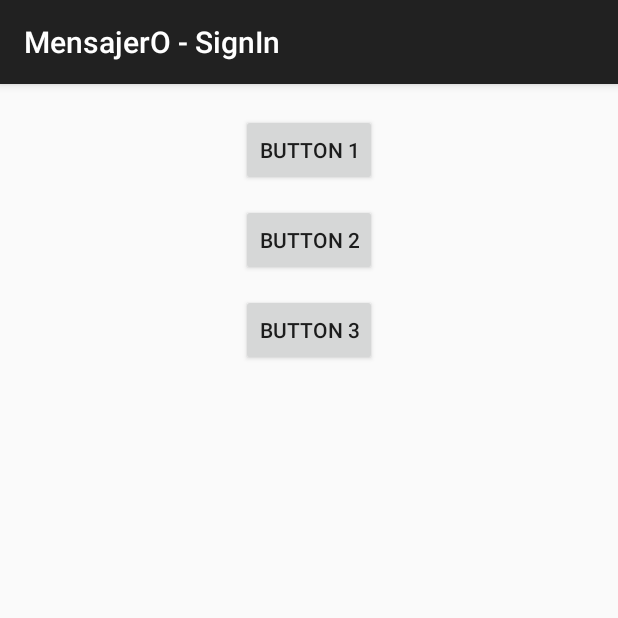
After one commit to marianorodriguez/75.52-MensajerO, an Android app: the SignInActivity screen opened directly, with no data from a screen before it, on a phone screen of 412 x 824 dp, the top half of it. The commit adds this screen. Run offline under Robolectric (Android 15) with nearby library versions, the phone set to English and light mode, and no system bars.

Commit message:
activities creadas. Algunas relaciones entre ellas seteadas

```diff
--- /dev/null
+++ b/src/client/mensajerO/app/src/main/java/com/example/fernando/myapplication/SignInActivity.java
@@ -0,0 +1,72 @@
+package com.example.fernando.myapplication;
+
+import android.content.Intent;
+import android.os.Bundle;
+import android.support.v7.app.ActionBarActivity;
+import android.view.View;
+import android.widget.Button;
+import android.widget.TextView;
+
+/**
+ * Created by fernando on 07/04/15.
+ */
+public class SignInActivity extends ActionBarActivity implements View.OnClickListener{
+
+    @Override
+    protected void onCreate(Bundle savedInstanceState) {
+        super.onCreate(savedInstanceState);
+
+        // Tell the activity which XML layout is right
+        setContentView(R.layout.activity);
+
+        Button button1 = (Button) findViewById(R.id.button1);
+        button1.setOnClickListener(this);
+
+        Button button2 = (Button) findViewById(R.id.button2);
+        button2.setOnClickListener(this);
+
+        Button button3 = (Button) findViewById(R.id.button3);
+        button3.setOnClickListener(this);
+
+        // Enable the "Up" button for more navigation options
+//        getActionBar().setDisplayHomeAsUpEnabled(true);
+    }
+
+    @Override
+    public void onClick(View v) {
+
+        if (v.getId() == R.id.button1) {
+
+            // create an Intent to take you over to a new DetailActivity
+            Intent chatsHall = new Intent(this, ChatsHallActivity.class);
+
+            // pack away the data about the cover
+            // into your Intent before you head out
+            chatsHall.putExtra("coverID", "undato");
+
+            // TODO: add any other data you'd like as Extras
+
+            // start the next Activity using your prepared Intent
+            startActivity(chatsHall);
+            finish();
+
+        } else if (v.getId() == R.id.button2) {
+
+            // create an Intent to take you over to a new DetailActivity
+            Intent signUpActivity = new Intent(this, SignUpActivity.class);
+
+            // pack away the data about the cover
+            // into your Intent before you head out
+            signUpActivity.putExtra("coverID", "undato");
+
+            // TODO: add any other data you'd like as Extras
+
+            // start the next Activity using your prepared Intent
+            startActivity(signUpActivity);
+
+        } else { // button3
+
+        }
+    }
+
+}
--- /dev/null
+++ b/src/client/mensajerO/app/src/main/res/layout/activity.xml
@@ -0,0 +1,32 @@
+<?xml version="1.0" encoding="utf-8"?>
+<RelativeLayout
+    xmlns:android="http://schemas.android.com/apk/res/android"
+    android:layout_width="match_parent"
+    android:layout_height="match_parent">
+
+    <Button
+        android:id="@+id/button1"
+        android:layout_width="wrap_content"
+        android:layout_height="wrap_content"
+        android:text="@string/button1"
+        android:layout_marginTop="20dp"
+        android:layout_below="@+id/textView"
+        android:layout_centerHorizontal="true" />
+    <Button
+        android:id="@+id/button2"
+        android:layout_width="wrap_content"
+        android:layout_height="wrap_content"
+        android:text="@string/button2"
+        android:layout_marginTop="80dp"
+        android:layout_below="@+id/textView"
+        android:layout_centerHorizontal="true" />
+    <Button
+        android:id="@+id/button3"
+        android:layout_width="wrap_content"
+        android:layout_height="wrap_content"
+        android:text="@string/button3"
+        android:layout_marginTop="140dp"
+        android:layout_below="@+id/textView"
+        android:layout_centerHorizontal="true" />
+
+</RelativeLayout>
--- a/src/client/mensajerO/app/src/main/res/layout/activity_main.xml
+++ b/src/client/mensajerO/app/src/main/res/layout/activity_main.xml
@@ -26,7 +26,7 @@
             android:id="@+id/main_button"
             android:layout_width="wrap_content"
             android:layout_height="wrap_content"
-            android:text="@string/button"
+            android:text="@string/button1"
             android:layout_marginTop="19dp"
             android:layout_below="@+id/textView"
             android:layout_centerHorizontal="true" />
--- a/src/client/mensajerO/app/src/main/res/values/strings.xml
+++ b/src/client/mensajerO/app/src/main/res/values/strings.xml
@@ -1,7 +1,18 @@
 <resources>
     <string name="app_name">MensajerO</string>
 
+    <string name="signIn">MensajerO - SignIn</string>
+    <string name="signUp">MensajerO - SignUp</string>
+
+    <string name="config">MensajerO - Configuration</string>
+    <string name="users">MensajerO - Users</string>
+    <string name="chatsHall">MensajerO - Chats</string>
+    <string name="chat">MensajerO - Chat with: </string>
+
     <string name="textview">Hello world!</string>
     <string name="action_settings">Settings</string>
-    <string name="button">Update The TextView</string>
+
+    <string name="button1">Button 1</string>
+    <string name="button2">Button 2</string>
+    <string name="button3">Button 3</string>
 </resources>
```
Also changed, not shown: src/client/mensajerO/app/src/main/AndroidManifest.xml (+47 -7 lines), src/client/mensajerO/app/src/main/java/com/example/fernando/myapplication/ChatActivity.java (added, +7 -0 lines), src/client/mensajerO/app/src/main/java/com/example/fernando/myapplication/ChatsHallActivity.java (added, +32 -0 lines), src/client/mensajerO/app/src/main/java/com/example/fernando/myapplication/ConfigurationActivity.java (added, +7 -0 lines), src/client/mensajerO/app/src/main/java/com/example/fernando/myapplication/MainActivity.java (+7 -4 lines), src/client/mensajerO/app/src/main/java/com/example/fernando/myapplication/OtherActivity.java (deleted, +0 -22 lines), src/client/mensajerO/app/src/main/java/com/example/fernando/myapplication/SignUpActivity.java (added, +30 -0 lines), src/client/mensajerO/app/src/main/java/com/example/fernando/myapplication/UsersActivity.java (added, +7 -0 lines), src/client/mensajerO/app/src/main/res/layout/activity2.xml (deleted, +0 -7 lines), 1 other file.
